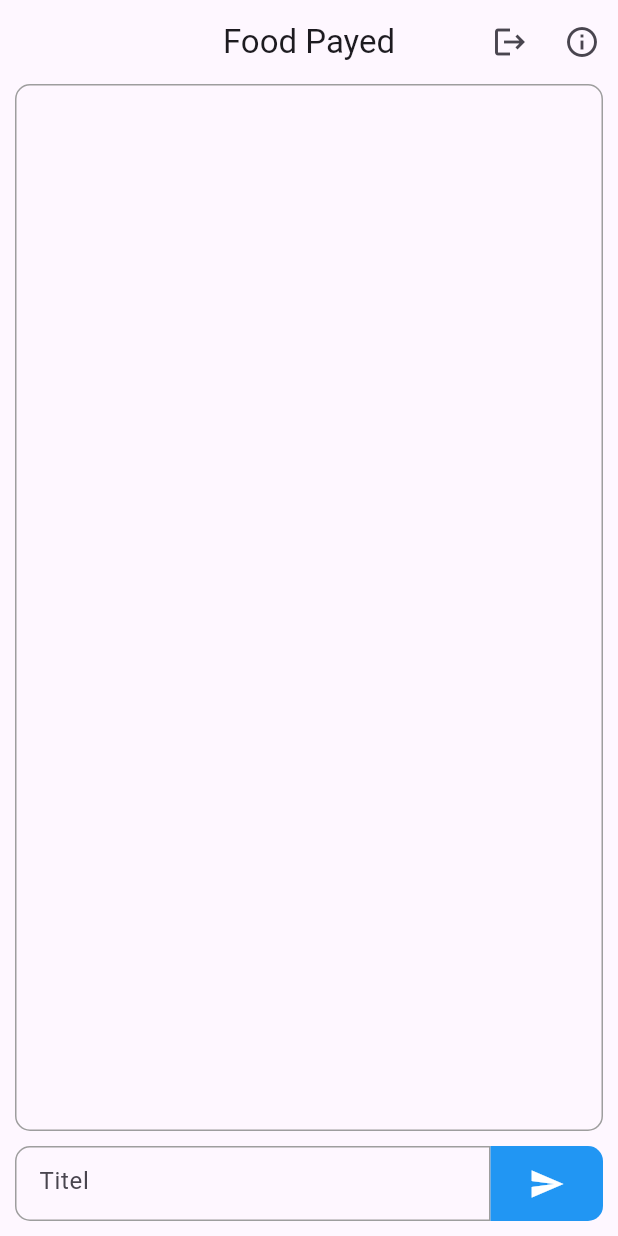
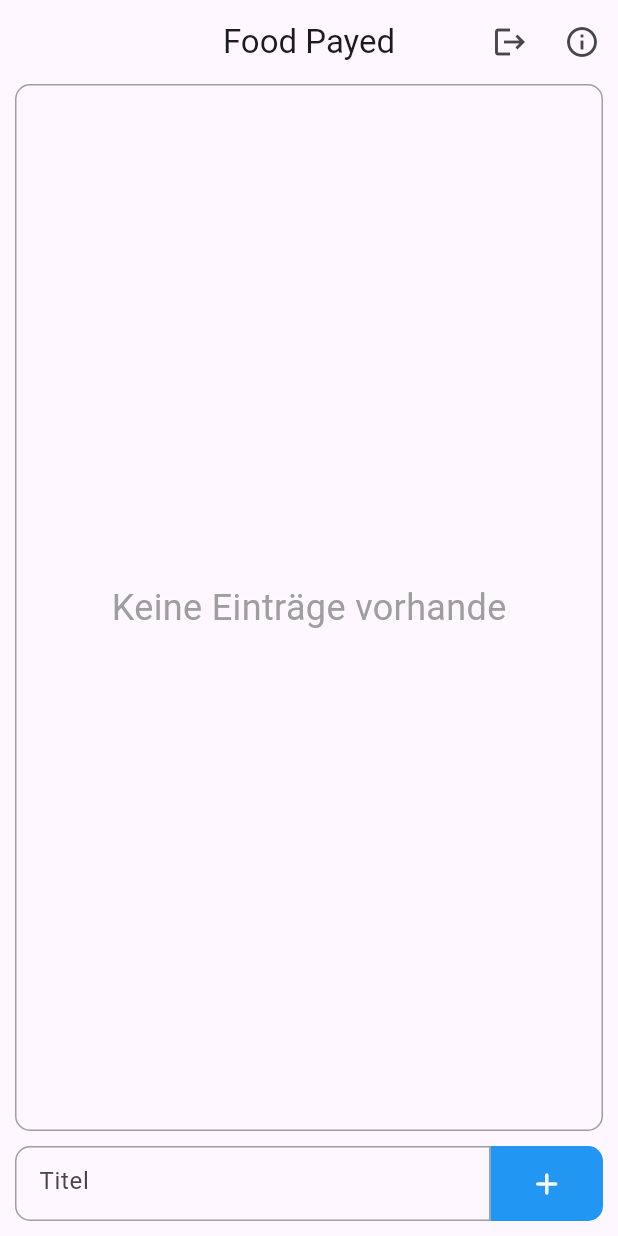
Before and after one commit to felixkriechbaum/FoodPayed, a Flutter app: the screen it shows once a user with an empty profile is signed in, on a phone screen of 412 x 824 dp. Run offline on Flutter 3.47's test engine with Material 3 defaults, Android fonts, the phone set to English and light mode, and no system bars; drawn by our look-alikes of toastification; our stand-ins replace auth_buttons, cloud_firestore, firebase_auth, firebase_core, google_sign_in, stacked and 2 more; missing offline and left inert: window_manager; accounts and stored records are empty.

```diff
--- a/lib/services/firebase_storage_service.dart
+++ b/lib/services/firebase_storage_service.dart
@@ -1,3 +1,4 @@
+import 'dart:async';
 import 'dart:developer';
 
 import 'package:cloud_firestore/cloud_firestore.dart';
@@ -5,7 +6,12 @@ import 'package:food_payed/models/entry.dart';
 
 class FirebaseStorageService {
   var db = FirebaseFirestore.instance;
+  Stream<QuerySnapshot<Map<String, dynamic>>>? onChange;
   List<(String, String)> users = [];
+
+  init() {
+    onChange = db.collection('entries').snapshots();
+  }
 
   Future<bool> addUser(String id, String username) async {
     try {
--- a/lib/ui/views/home/home_view.dart
+++ b/lib/ui/views/home/home_view.dart
@@ -38,6 +38,7 @@ class HomeView extends StackedView<HomeViewModel> {
               children: [
                 Expanded(
                   child: Container(
+                    width: screenWidth(context),
                     decoration: BoxDecoration(
                         border: Border.all(color: Colors.grey),
                         borderRadius: BorderRadius.circular(smallSize)),
@@ -46,6 +47,15 @@ class HomeView extends StackedView<HomeViewModel> {
                         builder: (context, snap) {
                           if (snap.connectionState == ConnectionState.done) {
                             List<Entry> entries = snap.data as List<Entry>;
+                            if (entries.isEmpty) {
+                              return const Center(
+                                child: Text(
+                                  "Keine Einträge vorhande",
+                                  style: TextStyle(
+                                      fontSize: 24, color: Colors.grey),
+                                ),
+                              );
+                            }
                             return ListView.builder(
                                 physics: const ClampingScrollPhysics(),
                                 itemCount: entries.length,
@@ -115,6 +125,8 @@ class HomeView extends StackedView<HomeViewModel> {
                         height: 50,
                         child: TextField(
                           controller: viewModel.textController,
+                          focusNode: viewModel.focusNode,
+                          onSubmitted: (value) => viewModel.add(),
                           decoration: const InputDecoration(
                             hintText: "Titel",
                             enabledBorder: OutlineInputBorder(
@@ -147,8 +159,7 @@ class HomeView extends StackedView<HomeViewModel> {
                               topRight: Radius.circular(smallSize),
                               bottomRight: Radius.circular(smallSize)),
                           onTap: () async {
-                            bool result = await viewModel
-                                .add(FirebaseAuth.instance.currentUser!.uid);
+                            bool result = await viewModel.add();
                             if (result) {
                               _showSnackbar(
                                 context,
@@ -173,9 +184,9 @@ class HomeView extends StackedView<HomeViewModel> {
                                     bottomRight: Radius.circular(smallSize)),
                               ),
                               padding: const EdgeInsets.symmetric(
-                                  vertical: smallSize, horizontal: smallSize),
+                                  vertical: smallSize, horizonqtal: smallSize),
                               child: const Icon(
-                                Icons.send,
+                                Icons.add_rounded,
                                 color: Colors.white,
                               )),
                         ),
--- a/lib/ui/views/home/home_viewmodel.dart
+++ b/lib/ui/views/home/home_viewmodel.dart
@@ -13,12 +13,19 @@ class HomeViewModel extends BaseViewModel {
   final _dialogService = locator<DialogService>();
 
   TextEditingController textController = TextEditingController();
+  FocusNode focusNode = FocusNode();
+
+  HomeViewModel() {
+    _storage.onChange!.listen((event) {
+      rebuildUi();
+    });
+  }
 
   Future<List<Entry>> fetchEntries() {
     return _storage.getEntries();
   }
 
-  Future<bool> add(String id) async {
+  Future<bool> add() async {
     if (textController.text.isEmpty) return false;
     final entry = Entry(
       title: textController.text,
@@ -29,8 +36,8 @@ class HomeViewModel extends BaseViewModel {
     bool result = await _storage.addEntry(entry);
 
     if (result) {
+      focusNode.unfocus();
       textController.clear();
-      rebuildUi();
     }
 
     return result;
@@ -38,7 +45,6 @@ class HomeViewModel extends BaseViewModel {
 
   Future<bool> remove(String id) async {
     bool result = await _storage.removeEntry(id);
-    if (result) rebuildUi();
     return result;
   }
 
--- a/lib/ui/views/startup/startup_viewmodel.dart
+++ b/lib/ui/views/startup/startup_viewmodel.dart
@@ -3,11 +3,13 @@ import 'dart:developer';
 import 'package:firebase_auth/firebase_auth.dart';
 import 'package:food_payed/app/app.locator.dart';
 import 'package:food_payed/app/app.router.dart';
+import 'package:food_payed/services/firebase_storage_service.dart';
 import 'package:stacked/stacked.dart';
 import 'package:stacked_services/stacked_services.dart';
 
 class StartupViewModel extends BaseViewModel {
   final _navigationService = locator<NavigationService>();
+  final _storage = locator<FirebaseStorageService>();
 
   // Place anything here that needs to happen before we get into the application
   Future runStartupLogic() async {
@@ -16,6 +18,7 @@ class StartupViewModel extends BaseViewModel {
       if (user == null) {
         _navigationService.replaceWithLoginView();
       } else {
+        _storage.init();
         _navigationService.replaceWithHomeView();
       }
     });
--- a/pubspec.yaml
+++ b/pubspec.yaml
@@ -9,7 +9,7 @@ environment:
 dependencies:
   auth_buttons: ^3.0.3
   cloud_firestore: ^5.6.4
-  collection: ^1.19.1
+  collection: ^1.19.0
   cupertino_icons: ^1.0.8
   firebase_auth: ^5.5.0
   firebase_core: ^3.12.0
```
Also changed, not shown: pubspec.lock, 12 other files.
